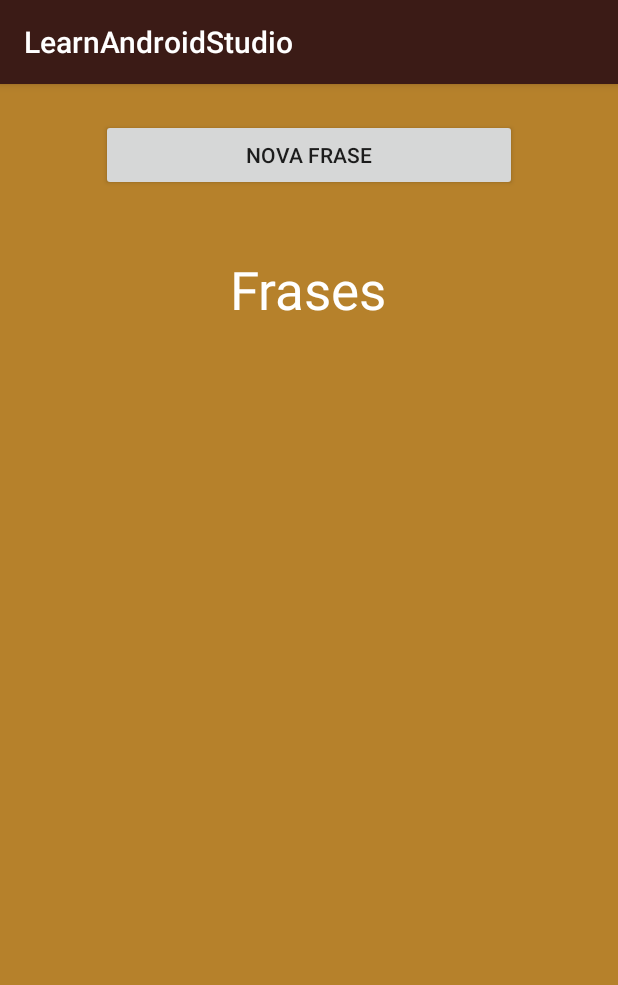
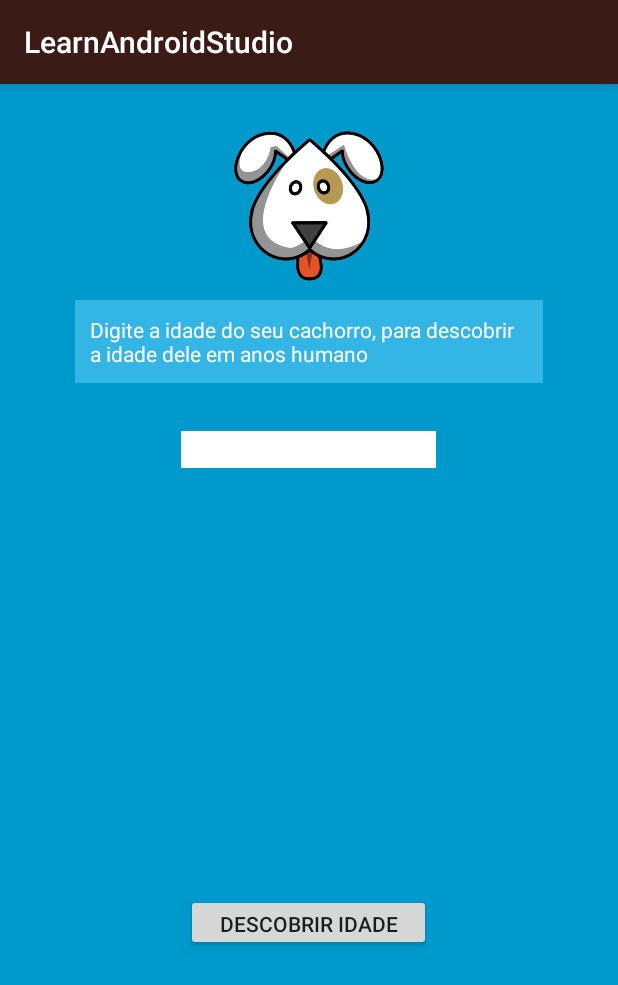
Before and after one commit to alexolirib/LearnAndroidStudio, an Android app: the screen it shows after launch (MainActivity), on a phone screen of 412 x 824 dp. Shown: the top 985 px of the screen. Run offline under Robolectric (Android 15) with nearby library versions, the light colour scheme and no system bars.

Commit message:
feito app idade cachorro

```diff
--- a/app/src/main/java/learnandroidstudio/studio/alexo/learnandroidstudio/MainActivity.java
+++ b/app/src/main/java/learnandroidstudio/studio/alexo/learnandroidstudio/MainActivity.java
@@ -4,6 +4,7 @@ import android.support.v7.app.AppCompatActivity;
 import android.os.Bundle;
 import android.view.View;
 import android.widget.Button;
+import android.widget.EditText;
 import android.widget.TextView;
 
 import java.util.Random;
@@ -14,21 +15,53 @@ public class MainActivity extends AppCompatActivity {
 //    private TextView lblResult;
 
     //nova frase dia
-    private TextView lblNovaFrase;
+    /*private TextView lblNovaFrase;
     private Button botaoNovaFrase;
     private String[] frases = {
             "Você pode, você é capaz",
             "Se você traçar metas absurdamente altas e falhar, seu fracasso será muito melhor que o sucesso de todos\" – James Cameron, cineasta",
             "O sucesso normalmente vem para quem está ocupado demais para procurar por ele",
             "A vida é melhor para aqueles que fazem o possível para ter o melhor",
-            "Os empreendedores falham, em média, 3,8 vezes antes do sucesso final. O que separa os bem-sucedidos dos outros é a persistência"};
+            "Os empreendedores falham, em média, 3,8 vezes antes do sucesso final. O que separa os bem-sucedidos dos outros é a persistência"};*/
+    //idade do cachorro
+
+    private EditText txtIdadeCachorro;
+    private Button btnCalcularIdade;
+    private TextView resultadoIdade;
 
     @Override
     protected void onCreate(Bundle savedInstanceState) {
         super.onCreate(savedInstanceState);
 //        setContentView(R.layout.activity_main);
        // setContentView(R.layout.activity_adivinha);
-        setContentView(R.layout.activity_frasedodia);
+        //setContentView(R.layout.activity_frasedodia);
+        setContentView(R.layout.activity_idadecachorro);
+
+        //idade do cachorro
+
+        txtIdadeCachorro = findViewById(R.id.txtIdadeCachorroId);
+        btnCalcularIdade = findViewById(R.id.btnDescobrirIdadeId);
+        resultadoIdade = findViewById(R.id.lblIdadeHumanoId);
+
+        btnCalcularIdade.setOnClickListener(new View.OnClickListener() {
+            @Override
+            public void onClick(View v) {
+
+                //recuperar que foi digitado
+                String idadeCachorro = txtIdadeCachorro.getText().toString();
+
+                if(idadeCachorro.isEmpty()){
+                    //string vazia(Erro)
+                    resultadoIdade.setText("nenhuma texto digitado");
+                }else{
+                    int valorDigitado = Integer.parseInt(idadeCachorro);
+                    resultadoIdade.setText("Idade do cachorro em anos humanos é: " + valorDigitado*7 + " anos" );
+                    txtIdadeCachorro.setText("");
+                }
+
+            }
+        });
+
 
         //adivinha
 //
@@ -49,7 +82,7 @@ public class MainActivity extends AppCompatActivity {
         });*/
 
         //nova frase do dia
-        lblNovaFrase = findViewById(R.id.textoNovaFraseId);
+        /*lblNovaFrase = findViewById(R.id.textoNovaFraseId);
         botaoNovaFrase = findViewById(R.id.btnNovaFraseId);
 
         botaoNovaFrase.setOnClickListener(new View.OnClickListener() {
@@ -59,6 +92,6 @@ public class MainActivity extends AppCompatActivity {
                 int numAleatorio = randomico.nextInt(frases.length);
                 lblNovaFrase.setText(frases[numAleatorio]);
             }
-        });
+        });*/
     }
 }
--- /dev/null
+++ b/app/src/main/res/layout/activity_idadecachorro.xml
@@ -0,0 +1,59 @@
+<?xml version="1.0" encoding="utf-8"?>
+<android.widget.RelativeLayout xmlns:android="http://schemas.android.com/apk/res/android"
+    xmlns:app="http://schemas.android.com/apk/res-auto"
+    android:layout_width="match_parent"
+    android:layout_height="match_parent"
+    android:background="@android:color/holo_blue_dark">
+
+    <ImageView
+        android:id="@+id/imageView"
+        android:layout_width="100dp"
+        android:layout_height="100dp"
+        android:layout_alignParentTop="true"
+        android:layout_centerHorizontal="true"
+        android:layout_marginTop="31dp"
+        android:background="@drawable/cachorro" />
+
+    <EditText
+        android:id="@+id/txtIdadeCachorroId"
+        android:layout_width="170dp"
+        android:layout_height="wrap_content"
+        android:layout_alignParentTop="true"
+        android:layout_centerHorizontal="true"
+        android:layout_marginTop="231dp"
+        android:background="@android:color/background_light"
+        android:ems="10"
+        android:inputType="number" />
+
+    <TextView
+        android:id="@+id/textView2"
+        android:layout_width="312dp"
+        android:layout_height="wrap_content"
+        android:layout_alignParentTop="true"
+        android:layout_centerHorizontal="true"
+        android:layout_marginTop="144dp"
+        android:background="@android:color/holo_blue_light"
+        android:padding="10dp"
+        android:text="Digite a idade do seu cachorro, para descobrir a idade dele em anos humano"
+        android:textColor="@android:color/background_light" />
+
+    <Button
+        android:id="@+id/btnDescobrirIdadeId"
+        android:layout_width="163dp"
+        android:layout_height="38dp"
+        android:layout_alignParentBottom="true"
+        android:layout_centerHorizontal="true"
+        android:layout_marginBottom="190dp"
+        android:text="DESCOBRIR IDADE" />
+
+    <TextView
+        android:id="@+id/lblIdadeHumanoId"
+        android:layout_width="344dp"
+        android:layout_height="wrap_content"
+        android:layout_alignParentBottom="true"
+        android:layout_centerHorizontal="true"
+        android:layout_marginBottom="107dp"
+        android:textColor="@color/colorPrimaryDark"
+        android:textSize="15sp" />
+
+</android.widget.RelativeLayout>
--- a/app/src/main/res/values/colors.xml
+++ b/app/src/main/res/values/colors.xml
@@ -1,6 +1,6 @@
 <?xml version="1.0" encoding="utf-8"?>
 <resources>
     <color name="colorPrimary">#3B1B16</color>
-    <color name="colorPrimaryDark">#303F9F</color>
-    <color name="colorAccent">#FF4081</color>
+    <color name="colorPrimaryDark">#000000</color>
+    <color name="colorAccent">#000000</color>
 </resources>
```
Also changed, not shown: app/src/main/res/drawable/cachorro.png (added).
